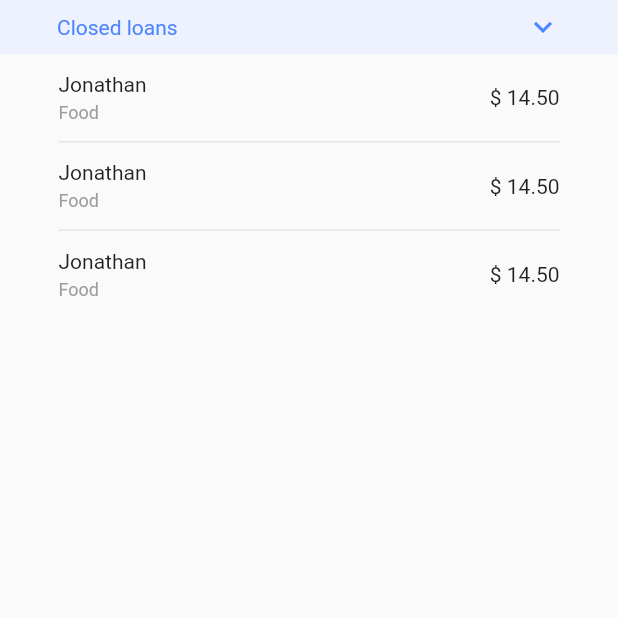
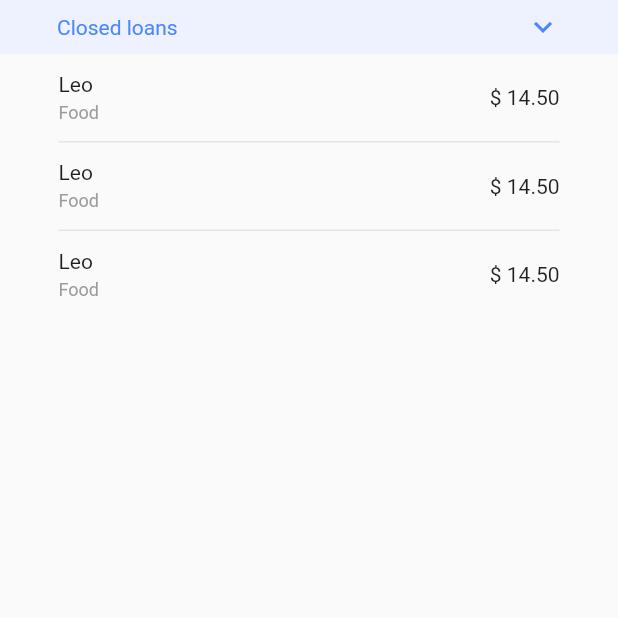
Before and after one commit to ecrax/loan_tracking, a Flutter app: the screen it shows after launch, after a tap on "Closed loans", on a phone screen of 412 x 824 dp, the top half of it. Run offline on Flutter 3.47's test engine with Material 2 defaults, Android fonts, the phone set to English and light mode, and no system bars; our stand-ins replace flutter_masked_text.

```diff
--- a/lib/screens/home_screen.dart
+++ b/lib/screens/home_screen.dart
@@ -14,29 +14,63 @@ class HomeScreen extends StatefulWidget {
 }
 
 class _HomeScreenState extends State<HomeScreen> {
-  List<Loan> loans = List<Loan>();
+  List<Loan> openLoans = List<Loan>();
+  List<Loan> closedLoans = List<Loan>();
 
   @override
   void initState() {
     super.initState();
 
-    loans = [
+    openLoans = [
       Loan(
         name: "Jonathan",
         subject: "Food",
         amount: 14.5,
+        isCompleted: false,
       ),
       Loan(
         name: "Jonathan",
         subject: "Food",
         amount: 14.5,
+        isCompleted: false,
       ),
       Loan(
         name: "Jonathan",
         subject: "Food",
         amount: 14.5,
+        isCompleted: false,
       ),
     ];
+
+    closedLoans = [
+      Loan(
+        name: "Leo",
+        subject: "Food",
+        amount: 14.5,
+        isCompleted: true,
+      ),
+      Loan(
+        name: "Leo",
+        subject: "Food",
+        amount: 14.5,
+        isCompleted: true,
+      ),
+      Loan(
+        name: "Leo",
+        subject: "Food",
+        amount: 14.5,
+        isCompleted: true,
+      ),
+    ];
+  }
+
+  double getAmountSum(List<Loan> loans) {
+    double sum = 0;
+
+    for (var loan in loans) {
+      sum += loan.amount;
+    }
+    return sum;
   }
 
   @override
@@ -76,7 +110,7 @@ class _HomeScreenState extends State<HomeScreen> {
                       height: 8,
                     ),
                     Text(
-                      "\$ 5023",
+                      "\$ ${getAmountSum(openLoans).toStringAsFixed(2)}",
                       style: TextStyle(
                         fontSize: 24,
                       ),
@@ -91,7 +125,7 @@ class _HomeScreenState extends State<HomeScreen> {
               LoanList(
                 title: "Open loans",
                 heroTag: "OpenLoans",
-                loans: loans,
+                loans: openLoans,
                 icon: Icons.keyboard_arrow_right,
                 action: () {
                   Navigator.push(
@@ -99,7 +133,7 @@ class _HomeScreenState extends State<HomeScreen> {
                     MaterialPageRoute(
                       builder: (context) {
                         return OpenLoansScreen(
-                          loans: loans,
+                          loans: openLoans,
                         );
                       },
                     ),
@@ -113,7 +147,7 @@ class _HomeScreenState extends State<HomeScreen> {
               LoanList(
                 title: "Closed loans",
                 heroTag: "ClosedLoans",
-                loans: loans,
+                loans: closedLoans,
                 icon: Icons.keyboard_arrow_right,
                 action: () {
                   Navigator.push(
@@ -121,7 +155,7 @@ class _HomeScreenState extends State<HomeScreen> {
                     MaterialPageRoute(
                       builder: (context) {
                         return ClosedLoansScreen(
-                          loans: loans,
+                          loans: closedLoans,
                         );
                       },
                     ),
--- a/lib/utils/loan.dart
+++ b/lib/utils/loan.dart
@@ -1,7 +1,8 @@
 class Loan {
-  String name;
-  String subject;
-  double amount;
+  final String name;
+  final String subject;
+  final double amount;
+  bool isCompleted;
 
-  Loan({this.name, this.subject, this.amount});
+  Loan({this.name, this.subject, this.amount, this.isCompleted});
 }
--- a/lib/widgets/loan_list.dart
+++ b/lib/widgets/loan_list.dart
@@ -1,9 +1,10 @@
 import 'package:flutter/material.dart';
+import 'package:loan_tracking/utils/custom_colors.dart';
 import 'package:loan_tracking/utils/loan.dart';
 import 'package:loan_tracking/widgets/divider_menu_bar.dart';
 import 'package:loan_tracking/widgets/loan_card.dart';
 
-class LoanList extends StatelessWidget {
+class LoanList extends StatefulWidget {
   const LoanList({
     @required this.title,
     @required this.icon,
@@ -19,27 +20,50 @@ class LoanList extends StatelessWidget {
   final List<Loan> loans;
 
   @override
+  _LoanListState createState() => _LoanListState();
+}
+
+class _LoanListState extends State<LoanList> {
+  @override
   Widget build(BuildContext context) {
     return Container(
       child: Column(
         children: [
           Hero(
-            tag: heroTag,
+            tag: widget.heroTag,
             child: DividerMenuBar(
-              title: title,
-              icon: icon,
-              onPressed: action,
+              title: widget.title,
+              icon: widget.icon,
+              onPressed: widget.action,
             ),
           ),
           ListView.builder(
             shrinkWrap: true,
-            itemCount: 3,
+            itemCount: widget.loans.length,
             itemBuilder: (context, index) {
-              return LoanCard(
-                name: loans[index].name,
-                subject: loans[index].subject,
-                amount: loans[index].amount,
-                isLast: index == 2,
+              return Dismissible(
+                key: UniqueKey(),
+                background: Container(
+                  color: accentColor,
+                ),
+                child: LoanCard(
+                  name: widget.loans[index].name,
+                  subject: widget.loans[index].subject,
+                  amount: widget.loans[index].amount,
+                  isLast: index == widget.loans.length - 1,
+                ),
+                onDismissed: (direction) {
+                  setState(() {
+                    // Mark loan as closed
+                    widget.loans.removeAt(index);
+                  });
+
+                  Scaffold.of(context).showSnackBar(
+                    SnackBar(
+                      content: Text("Marked as closed"),
+                    ),
+                  );
+                },
               );
             },
           )
```
